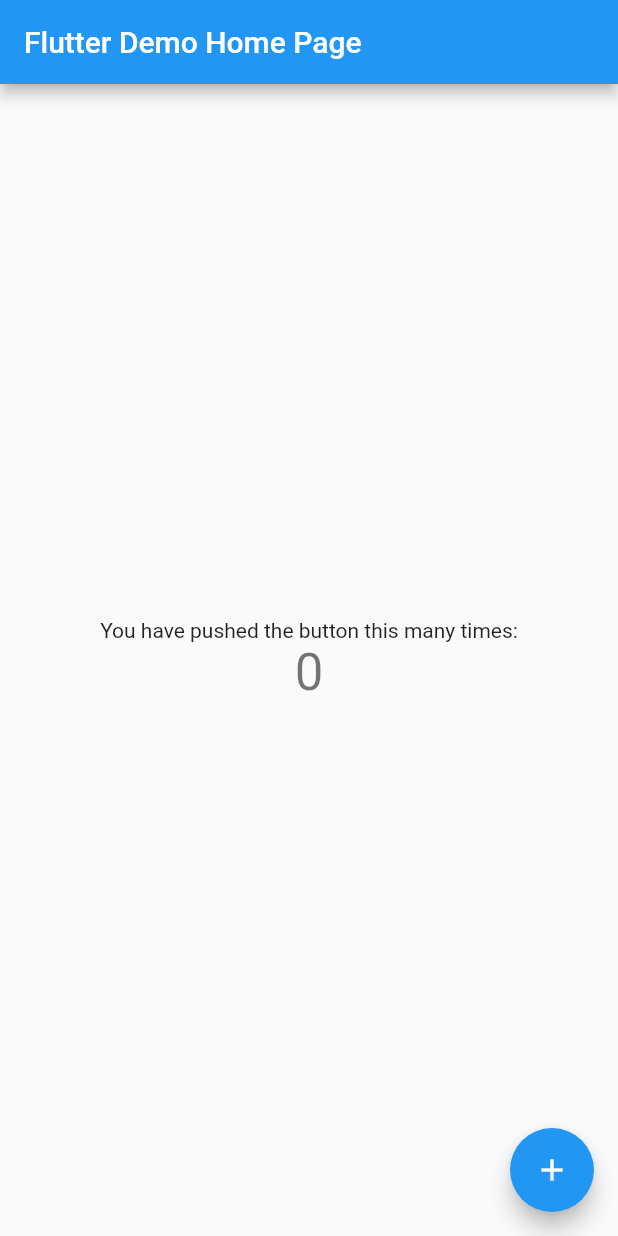
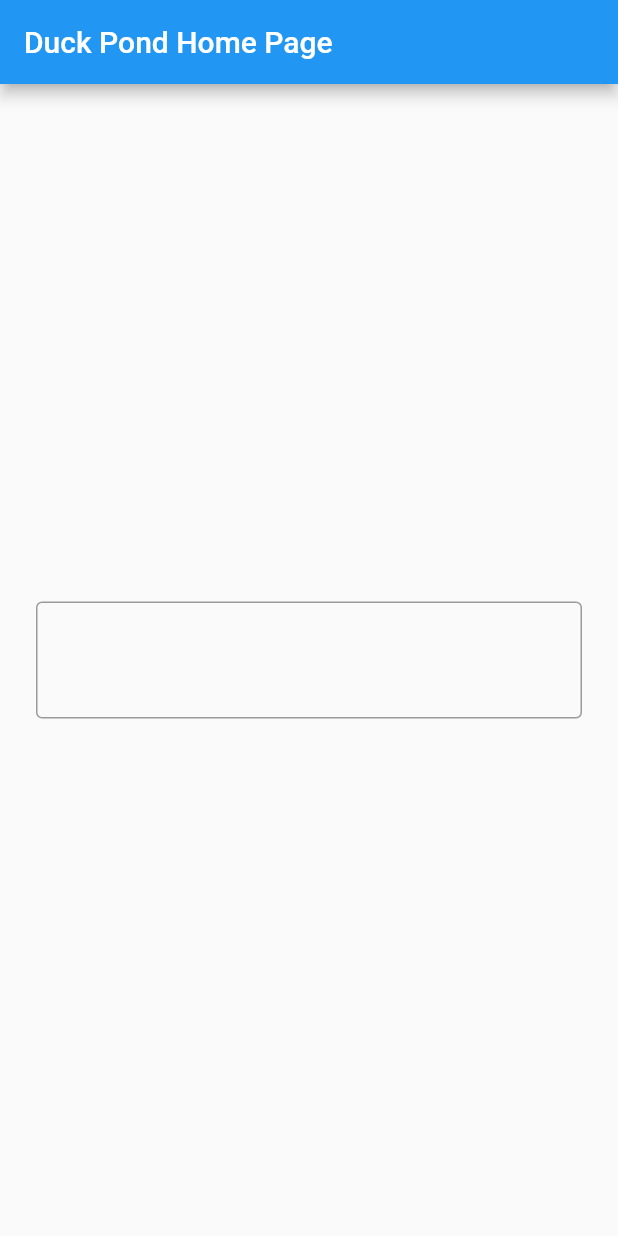
Before and after one commit to navyasi/uh-duckpond-1, a Flutter app: the screen it shows after launch, on a phone screen of 412 x 824 dp. Run offline on Flutter 3.47's test engine with Material 2 defaults, Android fonts, the phone set to English and light mode, and no system bars; our stand-ins replace firebase_core; accounts and stored records are empty.

Commit message:
Added text input.

```diff
--- a/duck_pond/lib/main.dart
+++ b/duck_pond/lib/main.dart
@@ -11,35 +11,17 @@
   @override
   Widget build(BuildContext context) {
     return MaterialApp(
-      title: 'Flutter Demo',
+      title: 'Duck Pond',
       theme: ThemeData(
-        // This is the theme of your application.
-        //
-        // Try running your application with "flutter run". You'll see the
-        // application has a blue toolbar. Then, without quitting the app, try
-        // changing the primarySwatch below to Colors.green and then invoke
-        // "hot reload" (press "r" in the console where you ran "flutter run",
-        // or simply save your changes to "hot reload" in a Flutter IDE).
-        // Notice that the counter didn't reset back to zero; the application
-        // is not restarted.
         primarySwatch: Colors.blue,
       ),
-      home: const MyHomePage(title: 'Flutter Demo Home Page'),
+      home: const MyHomePage(title: 'Duck Pond Home Page'),
     );
   }
 }
 
 class MyHomePage extends StatefulWidget {
   const MyHomePage({Key? key, required this.title}) : super(key: key);
-
-  // This widget is the home page of your application. It is stateful, meaning
-  // that it has a State object (defined below) that contains fields that affect
-  // how it looks.
-
-  // This class is the configuration for the state. It holds the values (in this
-  // case the title) provided by the parent (in this case the App widget) and
-  // used by the build method of the State. Fields in a Widget subclass are
-  // always marked "final".
 
   final String title;
 
@@ -48,68 +30,38 @@
 }
 
 class _MyHomePageState extends State<MyHomePage> {
-  int _counter = 0;
-
-  void _incrementCounter() {
-    setState(() {
-      // This call to setState tells the Flutter framework that something has
-      // changed in this State, which causes it to rerun the build method below
-      // so that the display can reflect the updated values. If we changed
-      // _counter without calling setState(), then the build method would not be
-      // called again, and so nothing would appear to happen.
-      _counter++;
-    });
-  }
+  final TextStyle inputStyle = const TextStyle(
+    fontSize: 32,
+    color: Colors.blueGrey,
+  );
 
   @override
   Widget build(BuildContext context) {
-    // This method is rerun every time setState is called, for instance as done
-    // by the _incrementCounter method above.
-    //
-    // The Flutter framework has been optimized to make rerunning build methods
-    // fast, so that you can just rebuild anything that needs updating rather
-    // than having to individually change instances of widgets.
     return Scaffold(
       appBar: AppBar(
-        // Here we take the value from the MyHomePage object that was created by
-        // the App.build method, and use it to set our appbar title.
         title: Text(widget.title),
       ),
       body: Center(
         // Center is a layout widget. It takes a single child and positions it
         // in the middle of the parent.
         child: Column(
-          // Column is also a layout widget. It takes a list of children and
-          // arranges them vertically. By default, it sizes itself to fit its
-          // children horizontally, and tries to be as tall as its parent.
-          //
-          // Invoke "debug painting" (press "p" in the console, choose the
-          // "Toggle Debug Paint" action from the Flutter Inspector in Android
-          // Studio, or the "Toggle Debug Paint" command in Visual Studio Code)
-          // to see the wireframe for each widget.
-          //
-          // Column has various properties to control how it sizes itself and
-          // how it positions its children. Here we use mainAxisAlignment to
-          // center the children vertically; the main axis here is the vertical
-          // axis because Columns are vertical (the cross axis would be
-          // horizontal).
           mainAxisAlignment: MainAxisAlignment.center,
           children: <Widget>[
-            const Text(
-              'You have pushed the button this many times:',
-            ),
-            Text(
-              '$_counter',
-              style: Theme.of(context).textTheme.headline4,
-            ),
+            Padding(
+                padding: const EdgeInsets.symmetric(horizontal: 24),
+                child: TextField(
+                  decoration:
+                      const InputDecoration(border: OutlineInputBorder()),
+                  style: inputStyle,
+                ))
           ],
         ),
       ),
-      floatingActionButton: FloatingActionButton(
-        onPressed: _incrementCounter,
-        tooltip: 'Increment',
-        child: const Icon(Icons.add),
-      ), // This trailing comma makes auto-formatting nicer for build methods.
+      // floatingActionButton: FloatingActionButton(
+      //   onPressed: _incrementCounter,
+      //   tooltip: 'Increment',
+      //   child: const Icon(Icons.add),
+      // ), // This trailing comma makes auto-formatting nicer for build methods.
     );
   }
 }
```
